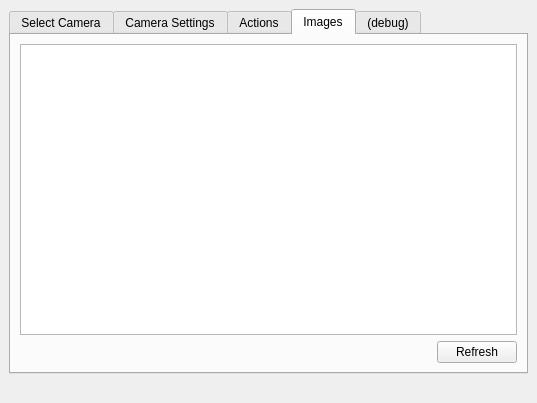
steveicarus/camctl, file camtool/camtool.ui: the form before one commit.
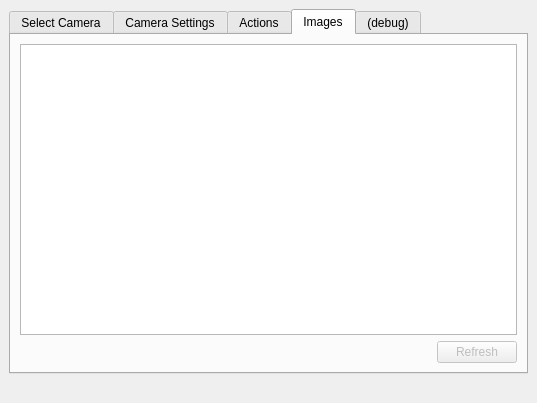
The form after the commit. The open tabs and pages were chosen to show the change.

```diff
--- a/camtool/camtool.ui
+++ b/camtool/camtool.ui
@@ -309,6 +309,9 @@
           </item>
           <item>
            <widget class="QPushButton" name="refresh_button" >
+            <property name="enabled" >
+             <bool>false</bool>
+            </property>
             <property name="text" >
              <string>Refresh</string>
             </property>
```
Left out of the diff: 6 changed lines with no effect on the pictures.
